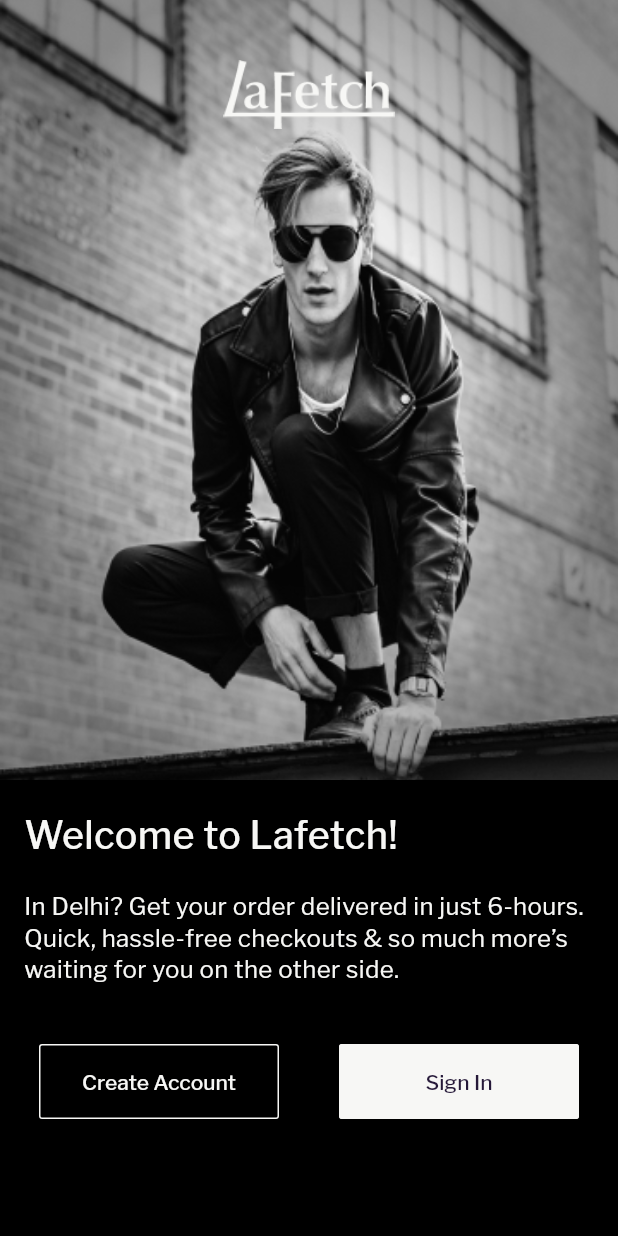
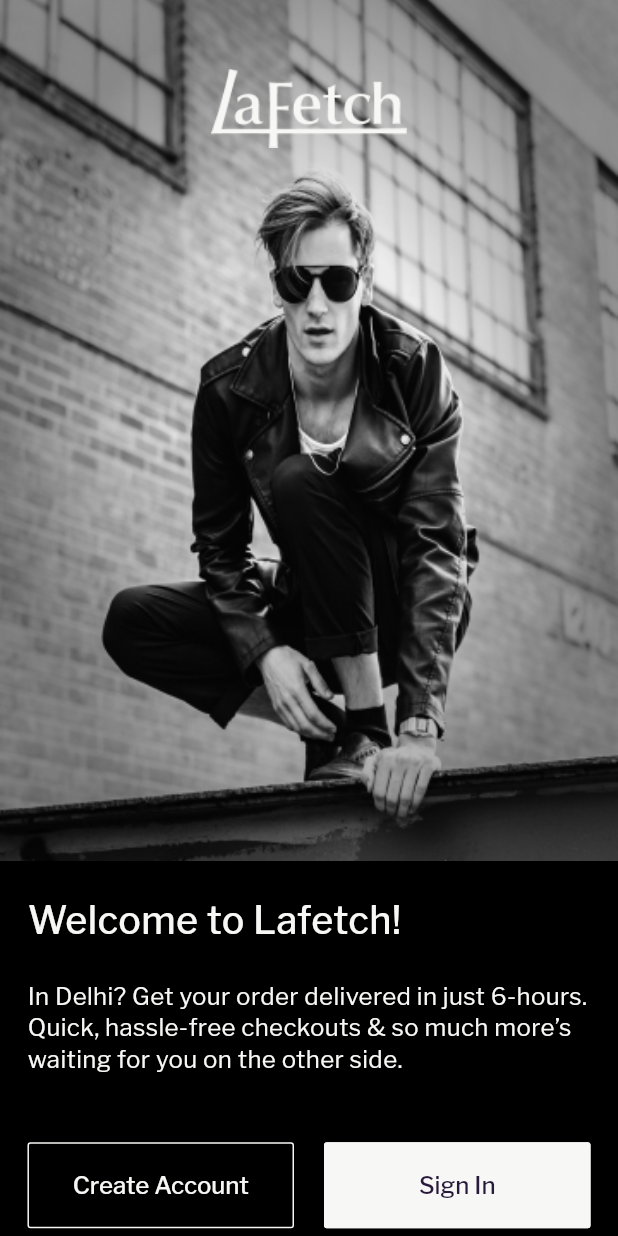
Before and after one commit to LaFetch2026/Lf_Application_Production, a Flutter app: the screen it shows after launch, on a phone screen of 412 x 824 dp. Run offline on Flutter 3.47's test engine with Material 2 defaults, Android fonts, the phone set to English and light mode, and no system bars; our stand-ins replace app_links, cached_network_image, carousel_slider, device_info_plus, dropdown_button2, firebase_analytics and 15 more; missing offline and left inert: add_to_cart_animation, fl_downloader, flutter_facebook_auth, flutter_tawk, onesignal_flutter, otp_text_field_v2 and 2 more; accounts and stored records are empty.

Commit message:
fixed welcome screen ui for tablet

```diff
--- a/lib/commonwidget/doublebtn.dart
+++ b/lib/commonwidget/doublebtn.dart
@@ -1,4 +1,5 @@
 import 'package:flutter/material.dart';
+import 'package:flutter_screenutil/flutter_screenutil.dart';
 
 class DoubleButton extends StatelessWidget {
   final String firstText;
@@ -35,7 +36,8 @@ class DoubleButton extends StatelessWidget {
   @override
   Widget build(BuildContext context) {
     return Padding(
-      padding: const EdgeInsets.only(left: 16, right: 16, top: 10, bottom: 10),
+      padding:
+          EdgeInsets.only(left: 16.sp, right: 16.sp, top: 10.sp, bottom: 10.sp),
       child: Row(
         children: [
           Expanded(
@@ -43,8 +45,8 @@ class DoubleButton extends StatelessWidget {
               alignment: Alignment.bottomCenter,
               child: Center(
                 child: SizedBox(
-                    width: 160,
-                    height: 50,
+                    width: (MediaQuery.of(context).size.width / 2) - 20,
+                    height: 50.sp,
                     child: ElevatedButton(
                         style: ButtonStyle(
                             shape: MaterialStateProperty.all(
@@ -58,7 +60,7 @@ class DoubleButton extends StatelessWidget {
                                 MaterialStateProperty.all(firstBackgroundColor),
                             textStyle: MaterialStateProperty.all(TextStyle(
                               color: firstTextColor,
-                              fontSize: firstFontSize,
+                              fontSize: firstFontSize.sp,
                             ))),
                         onPressed: () {
                           onPressedFirst?.call();
@@ -68,7 +70,7 @@ class DoubleButton extends StatelessWidget {
                           style: TextStyle(
                               color: firstTextColor,
                               fontFamily: fontFamily,
-                              fontSize: firstFontSize),
+                              fontSize: firstFontSize.sp),
                         ))),
               ),
             ),
@@ -81,8 +83,8 @@ class DoubleButton extends StatelessWidget {
               alignment: Alignment.bottomCenter,
               child: Center(
                 child: SizedBox(
-                    width: 160,
-                    height: 50,
+                    width: (MediaQuery.of(context).size.width / 2) - 20,
+                    height: 50.sp,
                     child: ElevatedButton(
                         style: ButtonStyle(
                             shape: MaterialStateProperty.all(
@@ -97,7 +99,7 @@ class DoubleButton extends StatelessWidget {
                                 secondBackgroundColor),
                             textStyle: MaterialStateProperty.all(TextStyle(
                               color: secondTextColor,
-                              fontSize: secondFontSize,
+                              fontSize: secondFontSize.sp,
                             ))),
                         onPressed: () {
                           onPressedSecond?.call();
@@ -107,7 +109,7 @@ class DoubleButton extends StatelessWidget {
                           style: TextStyle(
                               fontFamily: fontFamily,
                               color: secondTextColor,
-                              fontSize: secondFontSize),
+                              fontSize: secondFontSize.sp),
                         ))),
               ),
             ),
--- a/lib/commonwidget/welcomewidgets/welcomebackground.dart
+++ b/lib/commonwidget/welcomewidgets/welcomebackground.dart
@@ -1,4 +1,5 @@
 import 'package:flutter/material.dart';
+import 'package:flutter_screenutil/flutter_screenutil.dart';
 import 'package:lafetch/utils/constants.dart';
 
 class WelcomeBackground extends StatelessWidget {
@@ -12,7 +13,7 @@ class WelcomeBackground extends StatelessWidget {
       children: [
         Container(
           width: MediaQuery.of(context).size.width,
-          height: 520,
+          height: MediaQuery.of(context).size.height - 250,
           decoration: const BoxDecoration(
             image: DecorationImage(
                 image: AssetImage(backImage), fit: BoxFit.cover),
@@ -20,8 +21,8 @@ class WelcomeBackground extends StatelessWidget {
         ),
         Center(
             child: Padding(
-          padding: const EdgeInsets.only(top: 40),
-          child: Image.asset(appNameImage, height: 46, fit: BoxFit.cover),
+          padding: EdgeInsets.only(top: 40.sp),
+          child: Image.asset(appNameImage, height: 46.sp, fit: BoxFit.cover),
         )),
       ],
     );
--- a/lib/screens/splash/splash.dart
+++ b/lib/screens/splash/splash.dart
@@ -1,6 +1,7 @@
 import 'dart:async';
 
 import 'package:flutter/material.dart';
+import 'package:flutter_screenutil/flutter_screenutil.dart';
 import 'package:get/get.dart';
 import 'package:lafetch/screens/catalog/productlist/productdetailsscreen.dart';
 import 'package:lafetch/screens/splash/splashtwo.dart';
@@ -78,14 +79,14 @@ class _SplashScreenState extends State<SplashScreen>
       ),
       child: Center(
         child: Container(
-            width: 120,
-            height: 120,
+            width: 120.sp,
+            height: 120.sp,
             decoration: const BoxDecoration(
                 image: DecorationImage(
                     image: AssetImage(logoBackImage), fit: BoxFit.cover)),
             child: Center(
               child: Image.asset(logoImage,
-                  height: 75, width: 50, fit: BoxFit.cover),
+                  height: 75.sp, width: 50.sp, fit: BoxFit.cover),
             )),
       ),
     );
--- a/lib/screens/welcomescreen.dart
+++ b/lib/screens/welcomescreen.dart
@@ -34,7 +34,7 @@ class WelcomeScreenState extends State<WelcomeScreen> {
                 crossAxisAlignment: CrossAxisAlignment.start,
                 children: [
                   Padding(
-                    padding: const EdgeInsets.only(top: 20, left: 16),
+                    padding: EdgeInsets.only(top: 20.sp, left: 16.sp),
                     child: AppText(
                       text: "Welcome to Lafetch!",
                       fontFamily: "Franklin Gothic",
@@ -45,7 +45,7 @@ class WelcomeScreenState extends State<WelcomeScreen> {
                   ),
                   Padding(
                     padding:
-                        const EdgeInsets.only(top: 20, left: 16, right: 16),
+                        EdgeInsets.only(top: 20.sp, left: 16.sp, right: 16.sp),
                     child: AppText(
                       text:
                           "In Delhi? Get your order delivered in just 6-hours. Quick, hassle-free checkouts & so much more’s waiting for you on the other side.",
@@ -60,7 +60,7 @@ class WelcomeScreenState extends State<WelcomeScreen> {
               ),
             ),
             Padding(
-              padding: const EdgeInsets.only(top: 30, bottom: 40),
+              padding: EdgeInsets.only(top: 30.sp, bottom: 40.sp),
               child: DoubleButton(
                 firstText: "Create Account",
                 secondText: "Sign In",
```
